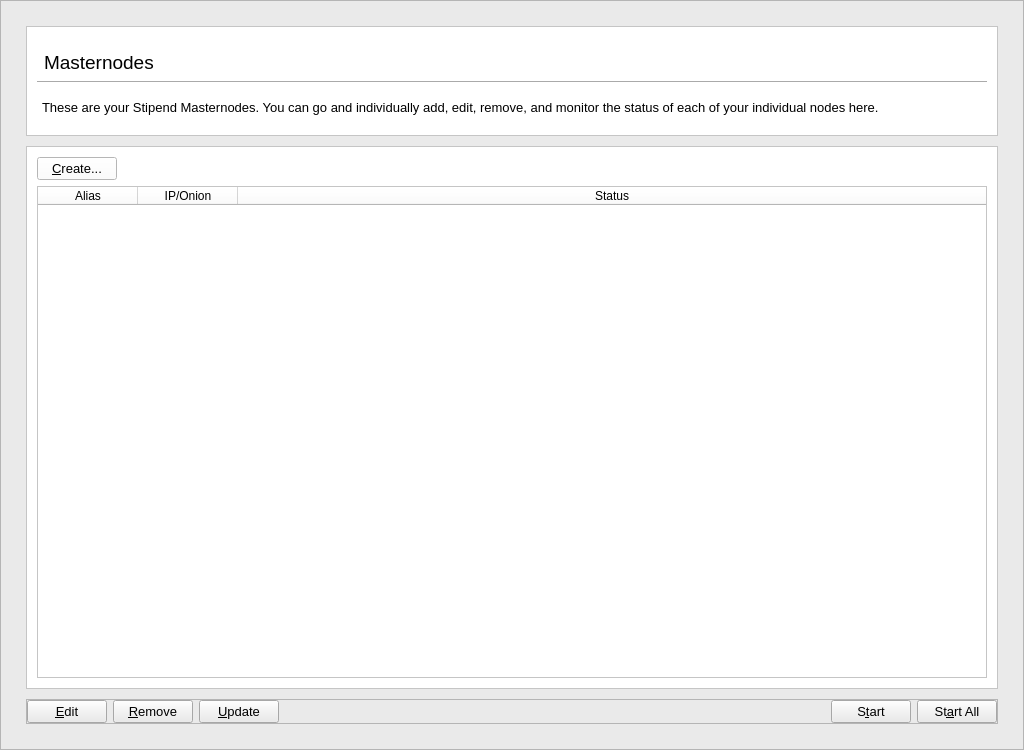
This is src/qt/forms/masternodemanager.ui in Stipend-Developer/stipend as Qt 5 draws it before an edit. The edited form follows.
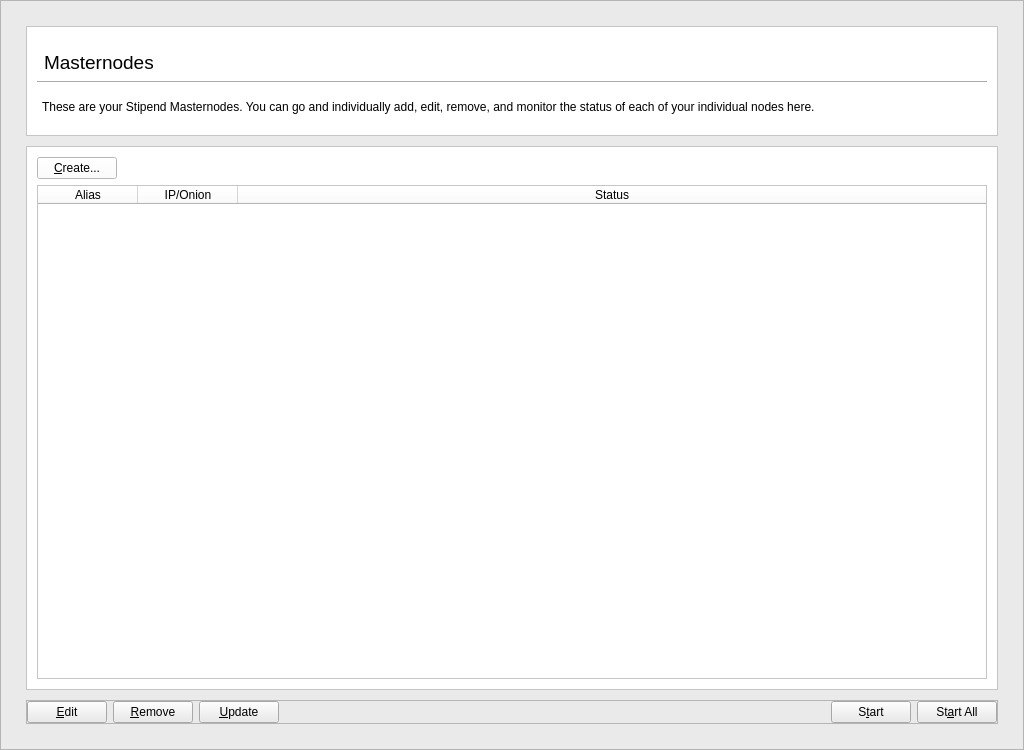
This is the edited form.

Commit message: Update send/receive ui formatting

Diff of the .ui file:
```diff
--- a/src/qt/forms/masternodemanager.ui
+++ b/src/qt/forms/masternodemanager.ui
@@ -242,11 +242,6 @@
                       <height>30</height>
                      </size>
                     </property>
-                    <property name="font">
-                     <font>
-                      <pointsize>10</pointsize>
-                     </font>
-                    </property>
                     <property name="styleSheet">
                      <string notr="true">margin-left: 2px;</string>
                     </property>
@@ -310,11 +305,6 @@
               <layout class="QHBoxLayout" name="horizontalLayout_11">
                <item>
                 <widget class="QPushButton" name="createButton">
-                 <property name="font">
-                  <font>
-                   <pointsize>10</pointsize>
-                  </font>
-                 </property>
                  <property name="text">
                   <string>&amp;Create...</string>
                  </property>
@@ -343,11 +333,6 @@
                  <height>0</height>
                 </size>
                </property>
-               <property name="font">
-                <font>
-                 <pointsize>12</pointsize>
-                </font>
-               </property>
                <property name="editTriggers">
                 <set>QAbstractItemView::NoEditTriggers</set>
                </property>
@@ -413,11 +398,6 @@
              </property>
              <item>
               <widget class="QPushButton" name="editButton">
-               <property name="font">
-                <font>
-                 <pointsize>10</pointsize>
-                </font>
-               </property>
                <property name="text">
                 <string>&amp;Edit</string>
                </property>
@@ -425,11 +405,6 @@
              </item>
              <item>
               <widget class="QPushButton" name="removeButton">
-               <property name="font">
-                <font>
-                 <pointsize>10</pointsize>
-                </font>
-               </property>
                <property name="text">
                 <string>&amp;Remove</string>
                </property>
@@ -437,11 +412,6 @@
              </item>
              <item>
               <widget class="QPushButton" name="UpdateButton">
-               <property name="font">
-                <font>
-                 <pointsize>10</pointsize>
-                </font>
-               </property>
                <property name="text">
                 <string>&amp;Update</string>
                </property>
@@ -462,11 +432,6 @@
              </item>
              <item>
               <widget class="QPushButton" name="startButton">
-               <property name="font">
-                <font>
-                 <pointsize>10</pointsize>
-                </font>
-               </property>
                <property name="text">
                 <string>S&amp;tart</string>
                </property>
@@ -474,11 +439,6 @@
              </item>
              <item>
               <widget class="QPushButton" name="startAllButton">
-               <property name="font">
-                <font>
-                 <pointsize>10</pointsize>
-                </font>
-               </property>
                <property name="text">
                 <string>St&amp;art All</string>
                </property>
```
The commit also changes 1 other file.
